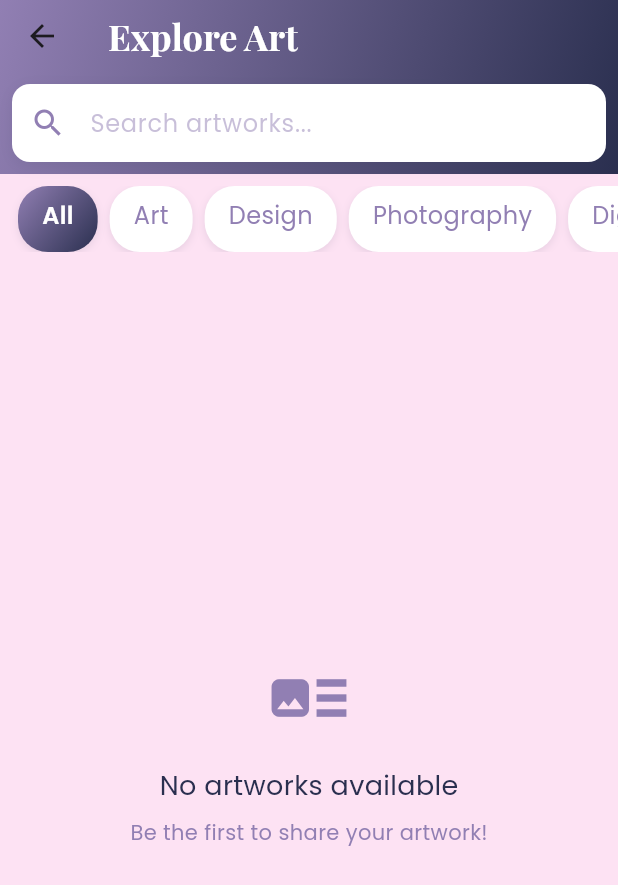
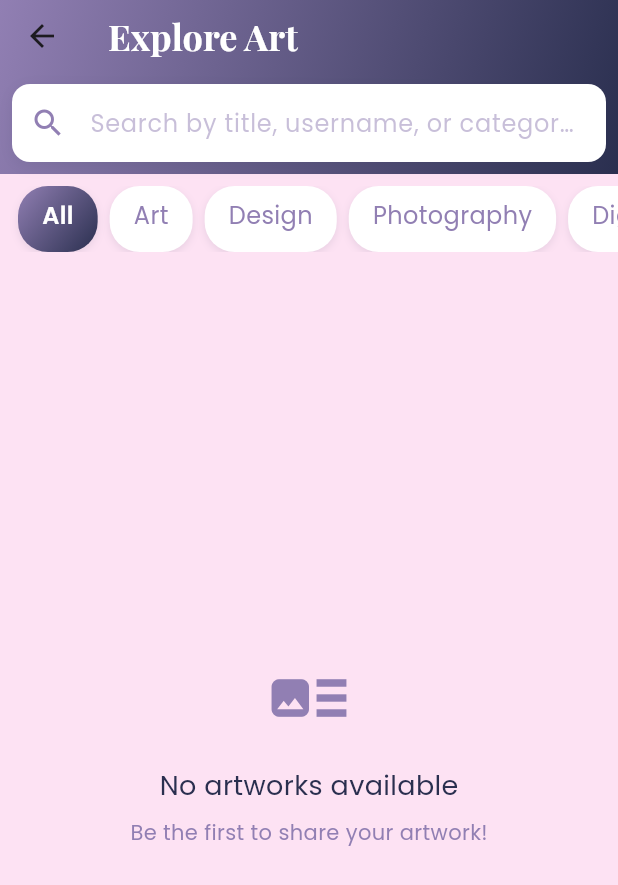
Before and after one commit to SeanParaiso/designerX, a Flutter app: the ArtPageScreen screen opened directly, on a phone screen of 412 x 824 dp. Shown: the top 885 px of the screen. Run offline on Flutter 3.47's test engine with Material 3 defaults, Android fonts, the light colour scheme and no system bars; our stand-ins replace cloud_firestore, firebase_auth, firebase_core, firebase_storage, google_fonts, image_picker and 1 more; accounts and stored records are empty.

Commit message:
add search bar functionality

```diff
--- a/lib/screens/artpage_screen.dart
+++ b/lib/screens/artpage_screen.dart
@@ -11,12 +11,37 @@ class ArtPageScreen extends StatefulWidget {
 
 class _ArtPageScreenState extends State<ArtPageScreen> {
   String selectedCategory = 'All';
+  String searchQuery = '';
+  final TextEditingController _searchController = TextEditingController();
 
   // Color palette
   final Color primaryColor = const Color(0xFF2A2F4F); // Deep navy
   final Color secondaryColor = const Color(0xFF917FB3); // Soft purple
   final Color accentColor = const Color(0xFFE5BEEC); // Light purple
   final Color backgroundColor = const Color(0xFFFDE2F3); // Soft pink
+
+  @override
+  void dispose() {
+    _searchController.dispose();
+    super.dispose();
+  }
+
+  // Filter posts based on search query
+  List<QueryDocumentSnapshot> filterPosts(List<QueryDocumentSnapshot> posts, String query) {
+    if (query.isEmpty) return posts;
+
+    query = query.toLowerCase();
+    return posts.where((post) {
+      final data = post.data() as Map<String, dynamic>;
+      final content = (data['content'] ?? '').toString().toLowerCase();
+      final username = (data['username'] ?? '').toString().toLowerCase();
+      final category = (data['category'] ?? '').toString().toLowerCase();
+
+      return content.contains(query) ||
+             username.contains(query) ||
+             category.contains(query);
+    }).toList();
+  }
 
   @override
   Widget build(BuildContext context) {
@@ -57,12 +82,29 @@ class _ArtPageScreenState extends State<ArtPageScreen> {
                 ],
               ),
               child: TextField(
+                controller: _searchController,
+                onChanged: (value) {
+                  setState(() {
+                    searchQuery = value;
+                  });
+                },
                 decoration: InputDecoration(
-                  hintText: 'Search artworks...',
+                  hintText: 'Search by title, username, or category...',
                   hintStyle: GoogleFonts.poppins(
                     color: secondaryColor.withOpacity(0.5),
                   ),
                   prefixIcon: Icon(Icons.search, color: secondaryColor),
+                  suffixIcon: searchQuery.isNotEmpty
+                    ? IconButton(
+                        icon: Icon(Icons.clear, color: secondaryColor),
+                        onPressed: () {
+                          _searchController.clear();
+                          setState(() {
+                            searchQuery = '';
+                          });
+                        },
+                      )
+                    : null,
                   border: InputBorder.none,
                   contentPadding: const EdgeInsets.symmetric(horizontal: 16, vertical: 14),
                 ),
@@ -138,7 +180,12 @@ class _ArtPageScreenState extends State<ArtPageScreen> {
                   );
                 }
 
-                final posts = snapshot.data?.docs ?? [];
+                var posts = snapshot.data?.docs ?? [];
+
+                // Apply search filter
+                if (searchQuery.isNotEmpty) {
+                  posts = filterPosts(posts, searchQuery);
+                }
 
                 if (posts.isEmpty) {
                   return Center(
@@ -148,9 +195,11 @@ class _ArtPageScreenState extends State<ArtPageScreen> {
                         Icon(Icons.art_track_outlined, size: 60, color: secondaryColor),
                         const SizedBox(height: 16),
                         Text(
-                          selectedCategory == 'All'
-                              ? 'No artworks available'
-                              : 'No artworks in $selectedCategory category',
+                          searchQuery.isNotEmpty
+                              ? 'No artworks found for "$searchQuery"'
+                              : selectedCategory == 'All'
+                                  ? 'No artworks available'
+                                  : 'No artworks in $selectedCategory category',
                           style: GoogleFonts.poppins(
                             fontSize: 18,
                             color: primaryColor,
@@ -158,9 +207,11 @@ class _ArtPageScreenState extends State<ArtPageScreen> {
                         ),
                         const SizedBox(height: 8),
                         Text(
-                          selectedCategory == 'All'
-                              ? 'Be the first to share your artwork!'
-                              : 'Try a different category or share your artwork!',
+                          searchQuery.isNotEmpty
+                              ? 'Try different search terms'
+                              : selectedCategory == 'All'
+                                  ? 'Be the first to share your artwork!'
+                                  : 'Try a different category or share your artwork!',
                           style: GoogleFonts.poppins(
                             fontSize: 14,
                             color: secondaryColor,
```
